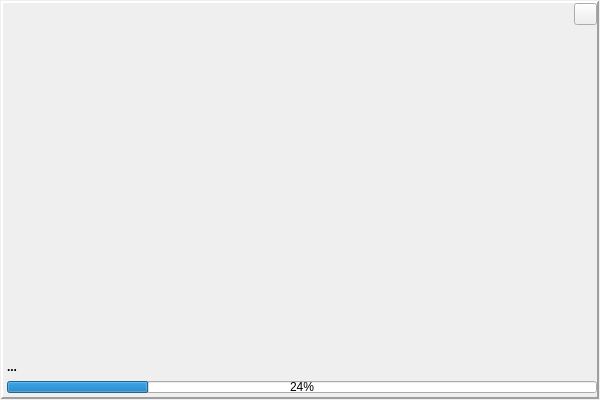
Qt form mainwindow.ui (tbikfalvi/Starter) before a commit.
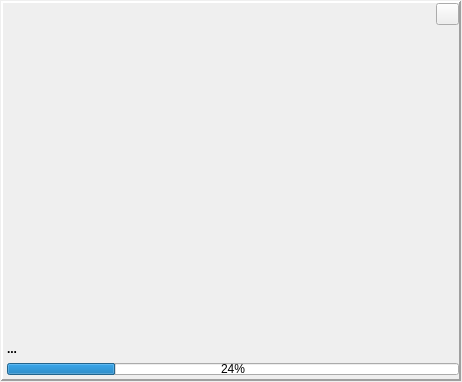
The same form after that commit. Icons and pictures are not drawn.

Diff of the .ui file:
```diff
--- a/mainwindow.ui
+++ b/mainwindow.ui
@@ -6,22 +6,10 @@
    <rect>
     <x>0</x>
     <y>0</y>
-    <width>600</width>
-    <height>400</height>
+    <width>462</width>
+    <height>382</height>
    </rect>
   </property>
-  <property name="minimumSize">
-   <size>
-    <width>600</width>
-    <height>400</height>
-   </size>
-  </property>
-  <property name="maximumSize">
-   <size>
-    <width>600</width>
-    <height>400</height>
-   </size>
-  </property>
   <property name="windowTitle">
    <string>Application starter</string>
   </property>
@@ -30,9 +18,6 @@
     <normaloff>:/starter.ico</normaloff>:/starter.ico</iconset>
   </property>
   <widget class="QWidget" name="centralWidget">
-   <property name="styleSheet">
-    <string notr="true"/>
-   </property>
    <layout class="QVBoxLayout" name="verticalLayout">
     <property name="spacing">
      <number>1</number>
@@ -42,9 +27,6 @@
     </property>
     <item>
      <widget class="QFrame" name="frmMain">
-      <property name="styleSheet">
-       <string notr="true">background: url(splash.png);</string>
-      </property>
       <property name="frameShape">
        <enum>QFrame::Panel</enum>
       </property>
@@ -130,6 +112,9 @@
              <bold>true</bold>
             </font>
            </property>
+           <property name="styleSheet">
+            <string notr="true">textcolor: rgb(255, 255, 0);</string>
+           </property>
            <property name="text">
             <string>...</string>
            </property>
```
